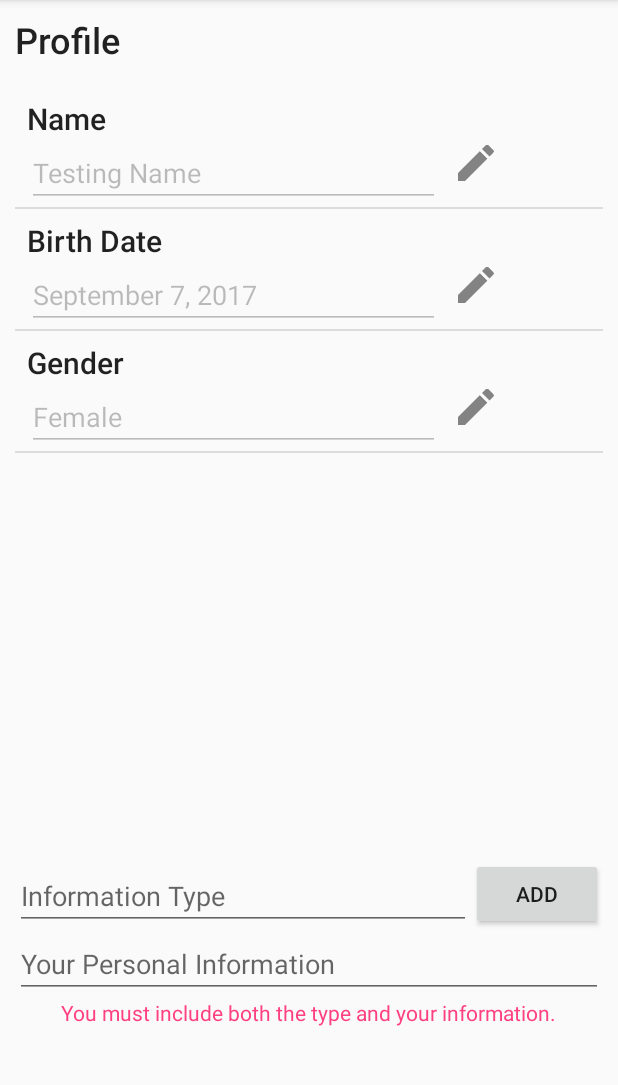
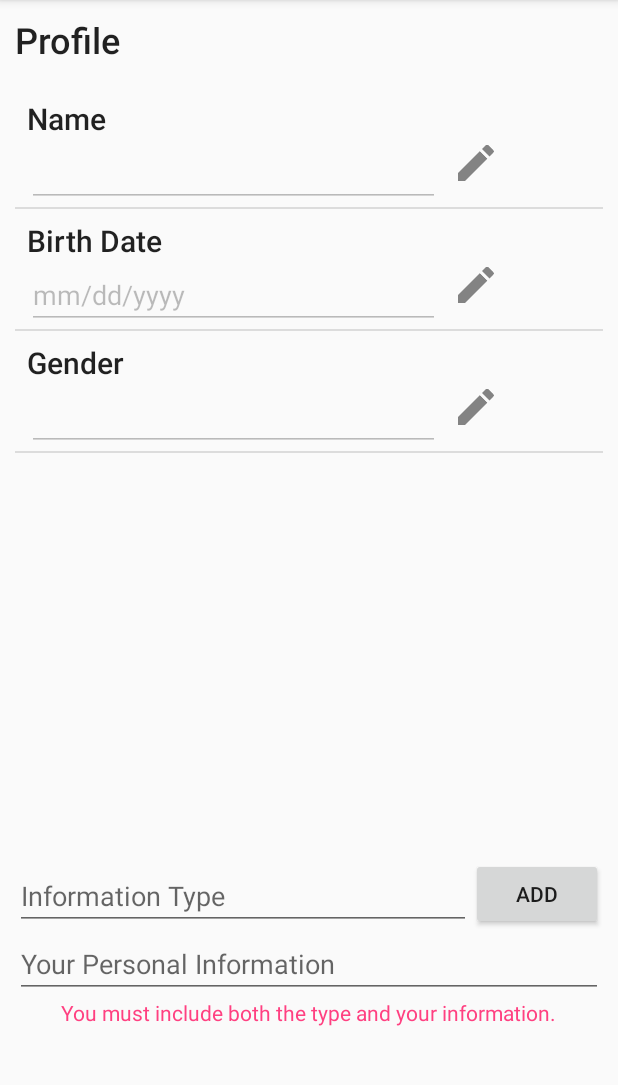
Before and after one commit to mat2567/OnTheSpectrum, an Android app: the ProfileActivity screen opened directly, with no data from a screen before it, on a phone screen of 412 x 824 dp, the part 84-1169 px from its top. Run offline under Robolectric (Android 15) with nearby library versions, the light colour scheme and no system bars.

Commit message:
"Created branch for issues 17-20- EM"

```diff
--- a/app/src/main/java/com/ots/tdd/onthespectrum/ProfileActivity.java
+++ b/app/src/main/java/com/ots/tdd/onthespectrum/ProfileActivity.java
@@ -25,13 +25,14 @@ public class ProfileActivity extends AppCompatActivity {
     EditText editInfoType;
     EditText editUserInfo;
     TextView alertTextView;
+
     int profileElementCounter;
 
     ArrayList<ProfileElement> itemList;
     ProfileElement[] test = {
-            new ProfileElement("Name", "Testing Name", 0),
-            new ProfileElement("Birth Date", "September 7, 2017", 1),
-            new ProfileElement("Gender", "Female", 2),
+            new ProfileElement("Name", " ", 0),
+            new ProfileElement("Birth Date", "mm/dd/yyyy", 1),
+            new ProfileElement("Gender", " ", 2),
     };
 
     protected void onCreate(Bundle savedInstanceState) {
@@ -39,7 +40,11 @@ public class ProfileActivity extends AppCompatActivity {
         super.onCreate(savedInstanceState);
         setContentView(R.layout.activity_profile);
         itemList = new ArrayList<ProfileElement>(Arrays.asList(test));
+
+        //Backs the ListView. Enables TextViews to be added dynamically
         adapter=new ArrayAdapter<ProfileElement>(this, R.layout.profile_item, itemList) {
+
+            // TODO: What is this doing?
             @Override
             public View getView(int position, View convertView, ViewGroup parent) {
                 ProfileElement current = itemList.get(position);
--- a/app/src/main/res/layout/activity_emergency_list.xml
+++ b/app/src/main/res/layout/activity_emergency_list.xml
@@ -30,14 +30,15 @@
         android:layout_width="291dp"
         android:layout_height="48dp"
         android:text="General Emergency"
-        android:layout_marginBottom="25dp"
+        android:layout_marginBottom="4dp"
         app:layout_constraintBottom_toTopOf="@+id/gridview"
         app:layout_constraintRight_toRightOf="parent"
         app:layout_constraintLeft_toLeftOf="parent"
         android:layout_marginLeft="8dp"
         android:layout_marginRight="8dp"
         android:layout_marginStart="8dp"
-        android:layout_marginEnd="8dp" />
+        android:layout_marginEnd="8dp"
+        app:layout_constraintHorizontal_bias="0.506" />
 
     <GridView
         android:id="@+id/gridview"
```
